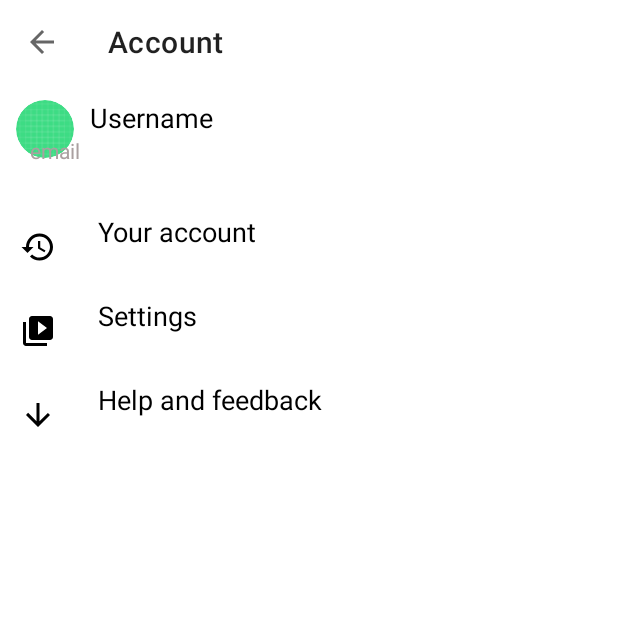
After one commit to javierjuanJJ/YoutubeClone, an Android app: the AccountActivity screen opened directly, with no data from a screen before it, on a phone screen of 412 x 824 dp, the top half of it. The commit adds this screen. Run offline under Robolectric (Android 15) with nearby library versions, the phone set to English and light mode, and no system bars; our stand-ins replace CircleImageView, Firebase (no records; nobody signed in at launch, a user with empty details on screens opened directly), Picasso.

Commit message:
Youtube Clone | Account Activity With Firebase | Android Studio | Part 8

```diff
--- a/app/src/main/AndroidManifest.xml
+++ b/app/src/main/AndroidManifest.xml
@@ -12,6 +12,13 @@
         android:supportsRtl="true"
         android:theme="@style/Theme.YoutubeClone"
         tools:targetApi="31">
+        <activity
+            android:name=".AccountActivity"
+            android:exported="false">
+            <meta-data
+                android:name="android.app.lib_name"
+                android:value="" />
+        </activity>
         <activity
             android:name=".MainActivity"
             android:exported="true">
--- /dev/null
+++ b/app/src/main/java/whatsappclone/proyecto_javier_juan_uceda/youtubeclone/AccountActivity.java
@@ -0,0 +1,92 @@
+package whatsappclone.proyecto_javier_juan_uceda.youtubeclone;
+
+import androidx.annotation.NonNull;
+import androidx.appcompat.app.AppCompatActivity;
+import androidx.appcompat.widget.Toolbar;
+
+import android.os.Bundle;
+import android.view.View;
+import android.widget.TextView;
+import android.widget.Toast;
+
+import com.google.firebase.auth.FirebaseAuth;
+import com.google.firebase.auth.FirebaseUser;
+import com.google.firebase.database.DataSnapshot;
+import com.google.firebase.database.DatabaseError;
+import com.google.firebase.database.DatabaseReference;
+import com.google.firebase.database.FirebaseDatabase;
+import com.google.firebase.database.ValueEventListener;
+import com.squareup.picasso.Picasso;
+
+import de.hdodenhof.circleimageview.CircleImageView;
+
+public class AccountActivity extends AppCompatActivity {
+
+    private Toolbar toolbar;
+    private CircleImageView userProfileImage;
+    private TextView username, email, txtYourChannerl, txtSettings, txtHelp;
+
+    private FirebaseAuth auth;
+    private FirebaseUser user;
+    private DatabaseReference reference;
+
+    @Override
+    protected void onCreate(Bundle savedInstanceState) {
+        super.onCreate(savedInstanceState);
+        setContentView(R.layout.activity_account);
+        setUI();
+    }
+
+    private void setUI() {
+        toolbar = findViewById(R.id.toolbar);
+        setSupportActionBar(toolbar);
+        getSupportActionBar().setDisplayHomeAsUpEnabled(true);
+        toolbar.setNavigationOnClickListener(new View.OnClickListener() {
+            @Override
+            public void onClick(View view) {
+                finish();
+            }
+        });
+
+        userProfileImage = findViewById(R.id.user_profile_image);
+        username = findViewById(R.id.user_channel_name);
+        email = findViewById(R.id.email);
+        txtYourChannerl = findViewById(R.id.txtYourChannerl);
+        txtSettings = findViewById(R.id.txtSettings);
+        txtHelp = findViewById(R.id.txtHelp);
+
+        auth = FirebaseAuth.getInstance();
+        user = auth.getCurrentUser();
+        reference = FirebaseDatabase.getInstance().getReference();
+
+        getData();
+    }
+
+    private void getData() {
+        reference.child("Users").child(user.getUid()).addListenerForSingleValueEvent(new ValueEventListener() {
+            @Override
+            public void onDataChange(@NonNull DataSnapshot snapshot) {
+                if (snapshot.exists()){
+                    String usernameValue = snapshot.child("username").getValue().toString();
+                    String emailValue = snapshot.child("email").getValue().toString();
+                    String profileValue = snapshot.child("profile").getValue().toString();
+
+                    username.setText(usernameValue);
+                    email.setText(emailValue);
+
+                    try {
+                        Picasso.get().load(profileValue).placeholder(R.drawable.ic_launcher_background).into(userProfileImage);
+                    } catch (Exception e) {
+                        e.printStackTrace();
+                    }
+
+                }
+            }
+
+            @Override
+            public void onCancelled(@NonNull DatabaseError error) {
+                Toast.makeText(AccountActivity.this, error.getMessage(), Toast.LENGTH_SHORT).show();
+            }
+        });
+    }
+}
--- a/app/src/main/java/whatsappclone/proyecto_javier_juan_uceda/youtubeclone/MainActivity.java
+++ b/app/src/main/java/whatsappclone/proyecto_javier_juan_uceda/youtubeclone/MainActivity.java
@@ -80,10 +80,12 @@ public class MainActivity extends AppCompatActivity implements View.OnApplyWindo
             @Override
             public void onClick(View view) {
                 if (user != null) {
-                    Toast.makeText(MainActivity.this, "User alreasy sign in", Toast.LENGTH_SHORT).show();
-
+                    // Toast.makeText(MainActivity.this, "User alreasy sign in", Toast.LENGTH_SHORT).show();
+                    startActivity(new Intent(MainActivity.this, AccountActivity.class));
+                    getProfileImage();
                 }
                 else {
+                    userProfileImage.setImageResource(R.drawable.ic_launcher_background);
                     showDialogue();
                 }
             }
--- /dev/null
+++ b/app/src/main/res/drawable/ripple_effect.xml
@@ -0,0 +1,15 @@
+<?xml version="1.0" encoding="utf-8"?>
+<ripple xmlns:android="http://schemas.android.com/apk/res/android" android:color="@color/black" android:radius="2dp">
+
+    <item>
+
+        <shape android:shape="rectangle"
+            android:visible="true">
+
+            <solid android:color="@color/white"></solid>
+
+        </shape>
+
+    </item>
+
+</ripple>
--- /dev/null
+++ b/app/src/main/res/layout/activity_account.xml
@@ -0,0 +1,112 @@
+<?xml version="1.0" encoding="utf-8"?>
+<RelativeLayout xmlns:android="http://schemas.android.com/apk/res/android"
+    xmlns:app="http://schemas.android.com/apk/res-auto"
+    xmlns:tools="http://schemas.android.com/tools"
+    android:layout_width="match_parent"
+    android:layout_height="match_parent"
+    tools:context=".AccountActivity">
+
+    <androidx.appcompat.widget.Toolbar
+        android:layout_width="match_parent"
+        android:layout_height="wrap_content"
+        android:id="@+id/toolbar"
+        app:title="Account"/>
+
+    <RelativeLayout
+        android:id="@+id/relativeLayout"
+        android:layout_width="match_parent"
+        android:layout_height="wrap_content"
+        android:layout_below="@id/toolbar"
+        android:padding="10dp">
+
+        <de.hdodenhof.circleimageview.CircleImageView
+            android:layout_width="40dp"
+            android:layout_height="40dp"
+            android:src="@drawable/ic_launcher_background"
+            app:civ_border_width="0.5dp"
+            app:civ_border_color="@color/white"
+            android:id="@+id/user_profile_image"/>
+
+        <TextView
+            android:layout_width="match_parent"
+            android:layout_height="wrap_content"
+            android:text="Username"
+            android:textSize="18sp"
+            android:layout_toEndOf="@+id/user_profile_image"
+            android:textColor="@color/black"
+            android:layout_marginStart="10dp"
+            android:id="@+id/user_channel_name"/>
+
+        <TextView
+            android:layout_width="wrap_content"
+            android:layout_height="wrap_content"
+            android:text="email"
+            android:textColor="@color/colorSecondaryText"
+            android:layout_below="@id/user_channel_name"
+            android:layout_marginStart="10dp"
+            android:textSize="14sp"
+            android:id="@+id/email"/>
+
+    </RelativeLayout>
+
+    <View
+        android:layout_width="match_parent"
+        android:layout_height="0.5dp"
+        android:backgroundTint="@color/black"
+        android:layout_below="@id/relativeLayout"
+        android:id="@+id/view"/>
+
+    <LinearLayout
+        android:layout_width="match_parent"
+        android:layout_height="wrap_content"
+        android:theme="@style/Widget.Design.BottomNavigationView"
+        android:id="@+id/center"
+        android:layout_below="@id/view"
+        android:padding="8dp"
+        android:orientation="vertical"
+        android:layout_marginTop="8dp">
+
+        <TextView
+            android:id="@+id/txtYourChannerl"
+            android:background="@drawable/ripple_effect"
+            android:layout_width="wrap_content"
+            android:layout_height="wrap_content"
+            android:drawableStart="@drawable/history"
+            android:drawablePadding="28dp"
+            android:drawableTint="@color/black"
+            android:padding="5dp"
+            android:text="Your account"
+            android:textColor="@color/black"
+            android:textSize="18dp" />
+
+        <TextView
+            android:id="@+id/txtSettings"
+            android:background="@drawable/ripple_effect"
+            android:layout_width="wrap_content"
+            android:layout_height="wrap_content"
+            android:drawableStart="@drawable/your_video"
+            android:drawablePadding="28dp"
+            android:drawableTint="@color/black"
+            android:padding="5dp"
+            android:text="Settings"
+            android:textColor="@color/black"
+            android:textSize="18dp" />
+
+        <TextView
+            android:id="@+id/txtHelp"
+            android:background="@drawable/ripple_effect"
+            android:layout_width="wrap_content"
+            android:layout_height="wrap_content"
+            android:drawableTint="@color/black"
+            android:drawableStart="@drawable/download"
+            android:drawablePadding="28dp"
+            android:padding="5dp"
+            android:text="Help and feedback"
+            android:textColor="@color/black"
+            android:textSize="18dp" />
+
+
+    </LinearLayout>
+
+
+</RelativeLayout>
```
